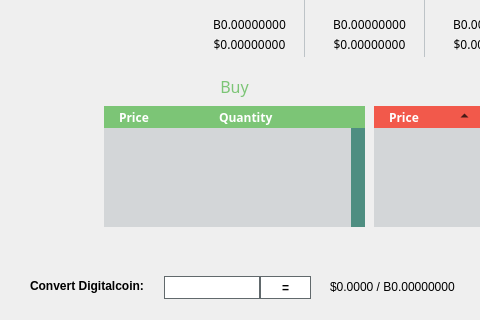
The window that src/qt/forms/exchangebrowser.ui (unatv2/UnatV2-test) describes before a commit, drawn with Qt 5; both pictures show x 0 to 480 and y 189 to 509 of the 766 by 509 pixel window.
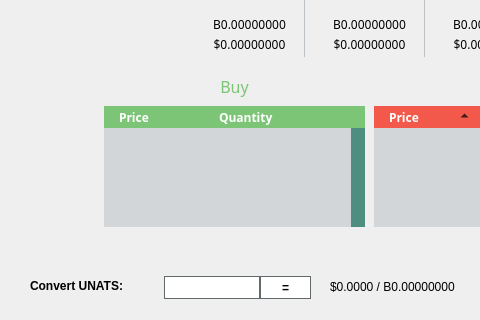
The same window after the commit. Icons and pictures are not drawn. Custom widgets are drawn as their Qt base class.

Patch:
```diff
--- a/src/qt/forms/exchangebrowser.ui
+++ b/src/qt/forms/exchangebrowser.ui
@@ -1118,7 +1118,7 @@
        <string notr="true"/>
       </property>
       <property name="text">
-       <string>&lt;html&gt;&lt;head/&gt;&lt;body&gt;&lt;p&gt;&lt;span style=&quot; font-weight:600;&quot;&gt;Convert Digitalcoin:&lt;/span&gt;&lt;/p&gt;&lt;/body&gt;&lt;/html&gt;</string>
+       <string>&lt;html&gt;&lt;head/&gt;&lt;body&gt;&lt;p&gt;&lt;span style=&quot; font-weight:600;&quot;&gt;Convert UNATS:&lt;/span&gt;&lt;/p&gt;&lt;/body&gt;&lt;/html&gt;</string>
       </property>
      </widget>
      <widget class="QLineEdit" name="txtConvertSilkcoinQty">
```
